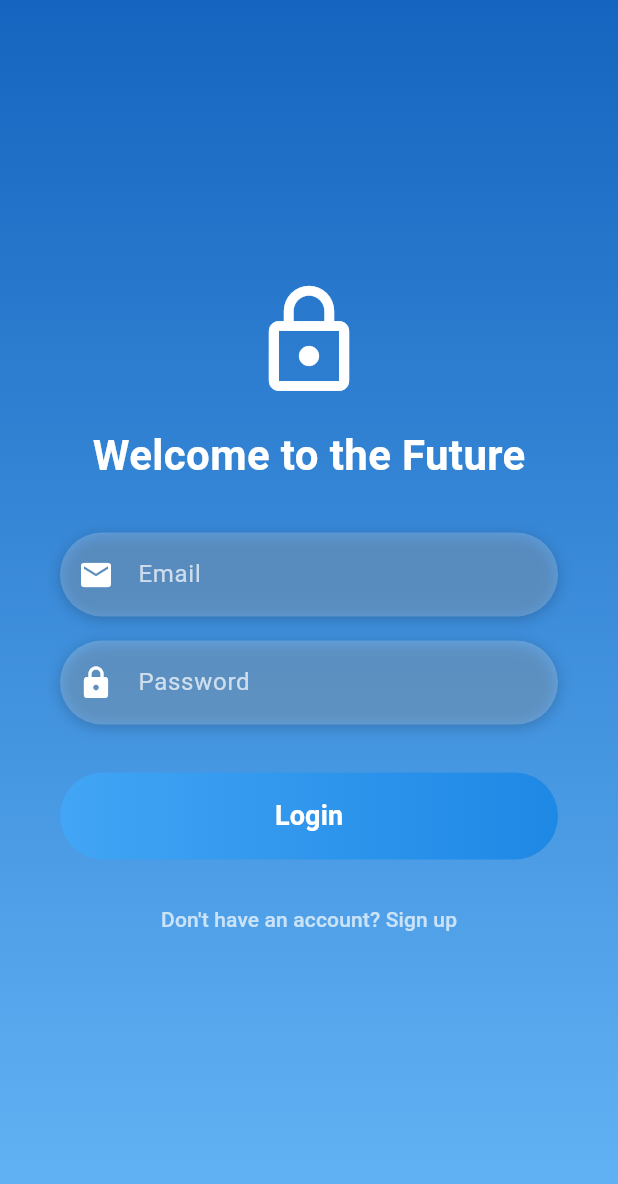
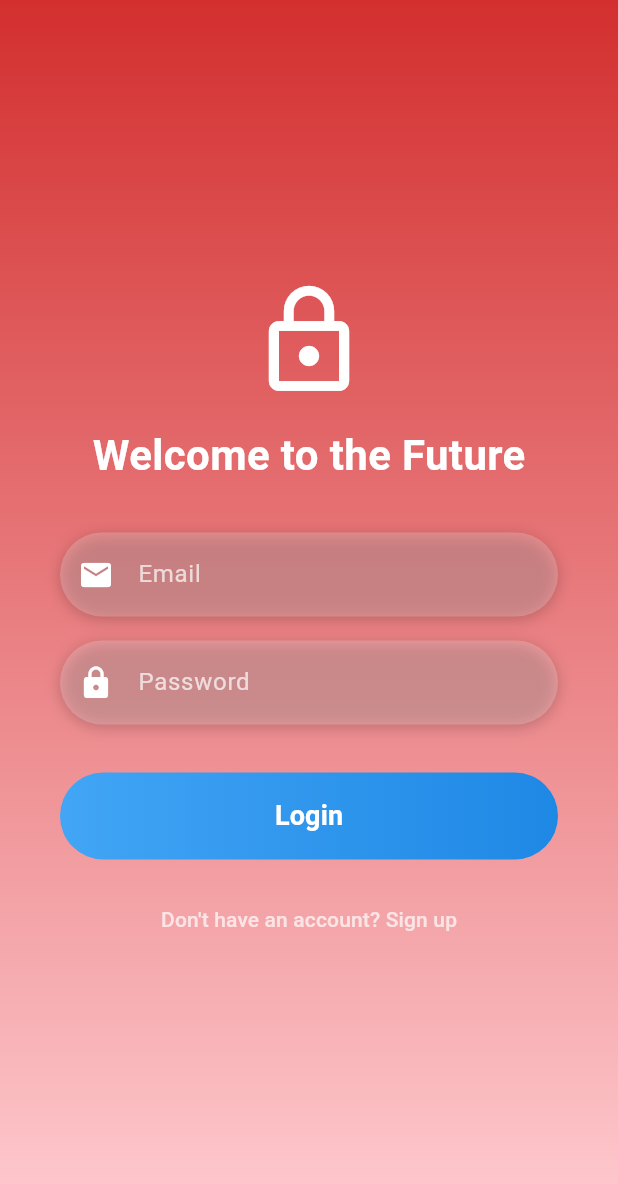
Before and after one commit to could-ai/019827b2-146c-7610-940e-a25455172f04, a Flutter app: the screen it shows after launch, on a phone screen of 412 x 824 dp. Shown: the top 1184 px of the screen. Run offline on Flutter 3.47's test engine with Material 3 defaults, Android fonts, the phone set to English and light mode, and no system bars; our stand-ins replace supabase_flutter; accounts and stored records are empty.

Commit message:
Change the background gradient of the login page to red.

```diff
--- a/usr/lib/pages/login_page.dart
+++ b/usr/lib/pages/login_page.dart
@@ -55,8 +55,8 @@ class _LoginPageState extends State<LoginPage> {
             begin: Alignment.topCenter,
             end: Alignment.bottomCenter,
             colors: [
-              Color(0xFF1565C0),
-              Color(0xFF64B5F6),
+              Color(0xFFD32F2F), // Deep Red
+              Color(0xFFFFCDD2), // Light Red
             ],
           ),
         ),
```
